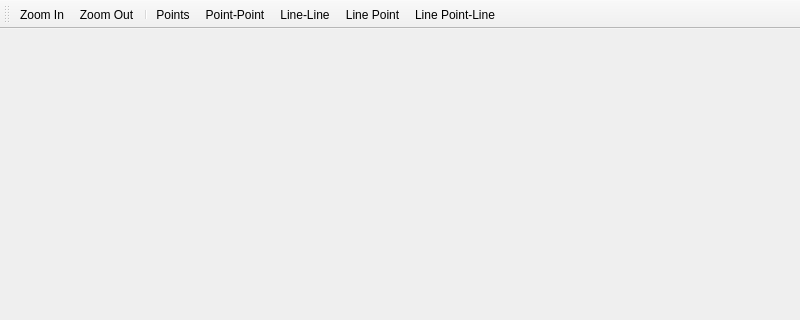
First picture: the form in window.ui, repository JimStein/origami-1, before the edit; both pictures show x 0 to 800 and y 0 to 320 of the 800 by 600 pixel window.
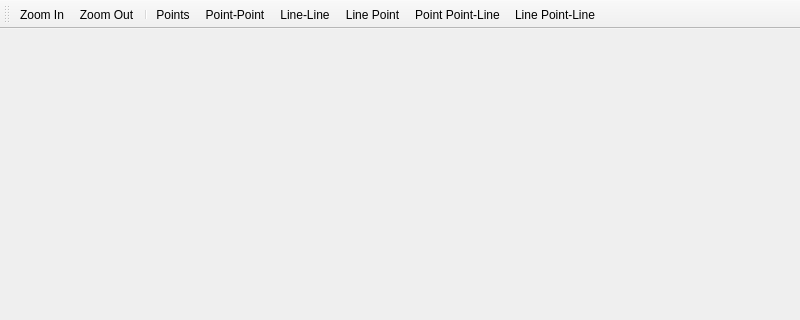
Second picture: the form after the edit.

The edit to the form file:
```diff
--- a/window.ui
+++ b/window.ui
@@ -71,6 +71,7 @@
    <addaction name="actionPointPoint"/>
    <addaction name="actionLineLine"/>
    <addaction name="actionLinePoint"/>
+   <addaction name="actionPointPointLine"/>
    <addaction name="actionLinePointLine"/>
   </widget>
   <action name="actionZoomIn">
@@ -108,6 +109,11 @@
     <string>Line Point-Line</string>
    </property>
   </action>
+  <action name="actionPointPointLine">
+   <property name="text">
+    <string>Point Point-Line</string>
+   </property>
+  </action>
  </widget>
  <resources/>
  <connections/>
```
